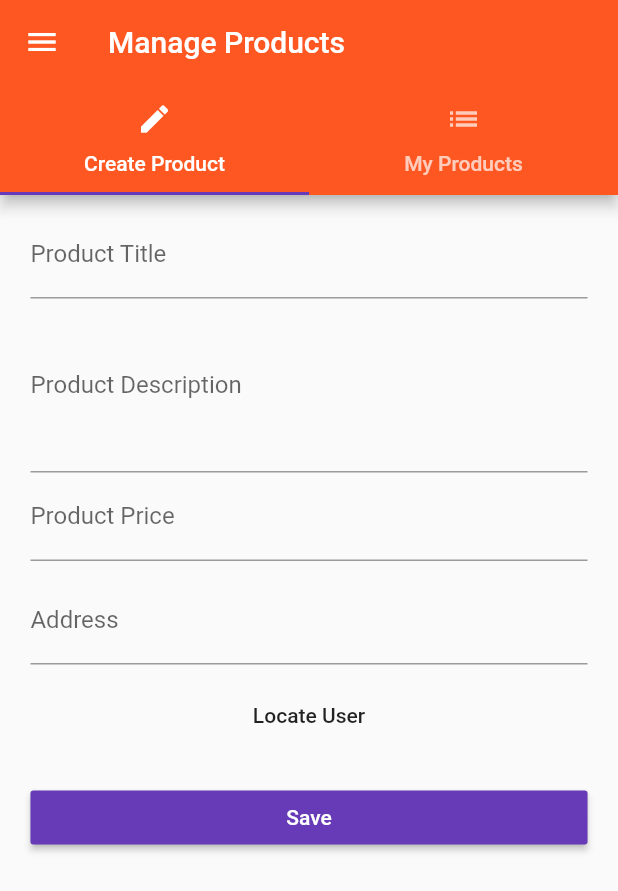
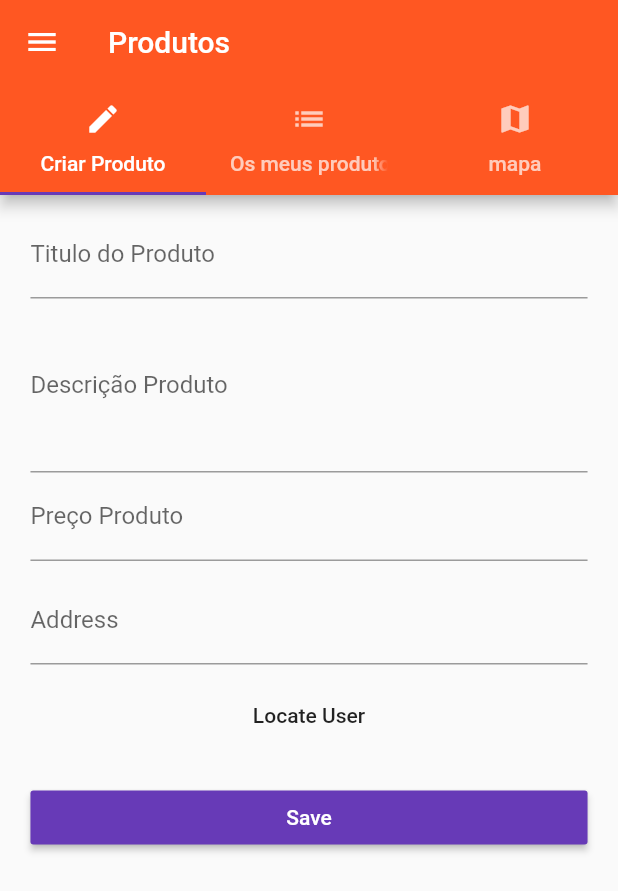
Before and after one commit to a032039/FlutterAPP, a Flutter app: the ProductsAdminPage screen opened directly with empty values, on a phone screen of 412 x 824 dp. Shown: the top 891 px of the screen. Run offline on Flutter 3.47's test engine with Material 2 defaults, Android fonts, the phone set to English and light mode, and no system bars; our stand-ins replace geolocator, google_maps_flutter, location, rxdart, shared_preferences; missing offline and left inert: map_view; accounts and stored records are empty; network calls fail; statements that could not run were skipped.

Commit message:
inserção mapa

```diff
--- a/lib/pages/product.dart
+++ b/lib/pages/product.dart
@@ -24,7 +24,7 @@ class ProductPage extends StatelessWidget {
         MapOptions(
             initialCameraPosition: cameraPosition,
             mapViewType: MapViewType.normal,
-            title: 'Product Location'),
+            title: 'Localização Produto'),
         toolbarActions: [
           ToolbarAction('Close', 1),
         ]);
@@ -68,7 +68,7 @@ class ProductPage extends StatelessWidget {
   Widget build(BuildContext context) {
     return WillPopScope(
       onWillPop: () {
-        print('Back button pressed!');
+        print('Botão pressionado!');
         Navigator.pop(context, false);
         return Future.value(false);
       },
--- a/lib/pages/product_edit.dart
+++ b/lib/pages/product_edit.dart
@@ -45,17 +45,17 @@ class _ProductEditPageState extends State<ProductEditPage> {
       focusNode: _titleFocusNode,
       child: TextFormField(
         focusNode: _titleFocusNode,
-        decoration: InputDecoration(labelText: 'Product Title'),
+        decoration: InputDecoration(labelText: 'Titulo do Produto'),
         controller: _titleTextController,
         // initialValue: product == null ? '' : product.title,
         validator: (String value) {
           // if (value.trim().length <= 0) {
           if (value.isEmpty || value.length < 5) {
-            return 'Title is required and should be 5+ characters long.';
+            return 'Titlo é obrigatório e tem de ter mais de 5 caracteres.';
           }
         },
         onSaved: (String value) {
-          _formData['title'] = value;
+          _formData['Titulo'] = value;
         },
       ),
     );
@@ -67,12 +67,12 @@ class _ProductEditPageState extends State<ProductEditPage> {
       child: TextFormField(
         focusNode: _descriptionFocusNode,
         maxLines: 4,
-        decoration: InputDecoration(labelText: 'Product Description'),
+        decoration: InputDecoration(labelText: 'Descrição Produto'),
         initialValue: product == null ? '' : product.description,
         validator: (String value) {
           // if (value.trim().length <= 0) {
           if (value.isEmpty || value.length < 10) {
-            return 'Description is required and should be 10+ characters long.';
+            return 'Descrição é obrigatória e tem de ter mais de 10 caracteres.';
           }
         },
         onSaved: (String value) {
@@ -88,13 +88,13 @@ class _ProductEditPageState extends State<ProductEditPage> {
       child: TextFormField(
         focusNode: _priceFocusNode,
         keyboardType: TextInputType.number,
-        decoration: InputDecoration(labelText: 'Product Price'),
+        decoration: InputDecoration(labelText: 'Preço Produto'),
         initialValue: product == null ? '' : product.price.toString(),
         validator: (String value) {
           // if (value.trim().length <= 0) {
           if (value.isEmpty ||
               !RegExp(r'^(?:[1-9]\d*|0)?(?:\.\d+)?$').hasMatch(value)) {
-            return 'Price is required and should be a number.';
+            return 'Preço é obrigatório e tem de ser um numero.';
           }
         },
         onSaved: (String value) {
@@ -190,8 +190,8 @@ class _ProductEditPageState extends State<ProductEditPage> {
               context: context,
               builder: (BuildContext context) {
                 return AlertDialog(
-                  title: Text('Something went wrong'),
-                  content: Text('Please try again!'),
+                  title: Text('Alguma coisa correu mal'),
+                  content: Text('P.f tente outra vez!'),
                   actions: <Widget>[
                     FlatButton(
                       onPressed: () => Navigator.of(context).pop(),
@@ -225,7 +225,7 @@ class _ProductEditPageState extends State<ProductEditPage> {
             ? pageContent
             : Scaffold(
                 appBar: AppBar(
-                  title: Text('Edit Product'),
+                  title: Text('Editar produto'),
                 ),
                 body: pageContent,
               );
--- a/lib/pages/products.dart
+++ b/lib/pages/products.dart
@@ -30,11 +30,11 @@ class _ProductsPageState extends State<ProductsPage> {
         children: <Widget>[
           AppBar(
             automaticallyImplyLeading: false,
-            title: Text('Choose'),
+            title: Text('Escolha'),
           ),
           ListTile(
             leading: Icon(Icons.edit),
-            title: Text('Manage Products'),
+            title: Text('Controlo Produtos'),
             onTap: () {
               Navigator.pushReplacementNamed(context, '/admin');
             },
@@ -49,7 +49,7 @@ class _ProductsPageState extends State<ProductsPage> {
   Widget _buildProductsList() {
     return ScopedModelDescendant(
       builder: (BuildContext context, Widget child, MainModel model) {
-        Widget content = Center(child: Text('No Products Found!'));
+        Widget content = Center(child: Text('Não foram encontrados produtos!'));
         if (model.displayedProducts.length > 0 && !model.isLoading) {
           content = Products();
         } else if (model.isLoading) {
@@ -65,7 +65,7 @@ class _ProductsPageState extends State<ProductsPage> {
     return Scaffold(
       drawer: _buildSideDrawer(context),
       appBar: AppBar(
-        title: Text('EasyList'),
+        title: Text('Lista'),
         actions: <Widget>[
           ScopedModelDescendant<MainModel>(
             builder: (BuildContext context, Widget child, MainModel model) {
--- a/lib/pages/products_admin.dart
+++ b/lib/pages/products_admin.dart
@@ -4,6 +4,7 @@ import './product_edit.dart';
 import './product_list.dart';
 import '../widgets/ui_elements/logout_list_tile.dart';
 import '../scoped-models/main.dart';
+import '../screens/home.dart';
 
 class ProductsAdminPage extends StatelessWidget {
   final MainModel model;
@@ -16,11 +17,11 @@ class ProductsAdminPage extends StatelessWidget {
         children: <Widget>[
           AppBar(
             automaticallyImplyLeading: false,
-            title: Text('Choose'),
+            title: Text('Escolha'),
           ),
           ListTile(
             leading: Icon(Icons.shop),
-            title: Text('All Products'),
+            title: Text('Todos Produtos'),
             onTap: () {
               Navigator.pushReplacementNamed(context, '/');
             },
@@ -35,26 +36,30 @@ class ProductsAdminPage extends StatelessWidget {
   @override
   Widget build(BuildContext context) {
     return DefaultTabController(
-      length: 2,
+      length: 3,
       child: Scaffold(
         drawer: _buildSideDrawer(context),
         appBar: AppBar(
-          title: Text('Manage Products'),
+          title: Text('Produtos'),
           bottom: TabBar(
             tabs: <Widget>[
               Tab(
                 icon: Icon(Icons.create),
-                text: 'Create Product',
+                text: 'Criar Produto',
               ),
               Tab(
                 icon: Icon(Icons.list),
-                text: 'My Products',
+                text: 'Os meus produtos',
+              ),
+               Tab(
+                icon: Icon(Icons.map),
+                text: 'mapa',
               ),
             ],
           ),
         ),
         body: TabBarView(
-          children: <Widget>[ProductEditPage(), ProductListPage(model)],
+          children: <Widget>[ProductEditPage(), ProductListPage(model), MyHomePage()],
         ),
       ),
     );
--- a/lib/scoped-models/connected_products.dart
+++ b/lib/scoped-models/connected_products.dart
@@ -64,7 +64,7 @@ mixin ProductsModel on ConnectedProductsModel {
       'title': title,
       'description': description,
       'image':
-          'https://upload.wikimedia.org/wikipedia/commons/6/68/Chocolatebrownie.JPG',
+          'https://www.porto4ageing.up.pt/ficheiros/membros/originais/-instituto-universitario-da-maia--1460056709.jpg',
       'price': price,
       'userEmail': _authenticatedUser.email,
       'userId': _authenticatedUser.id,
@@ -116,7 +116,7 @@ mixin ProductsModel on ConnectedProductsModel {
       'title': title,
       'description': description,
       'image':
-          'https://upload.wikimedia.org/wikipedia/commons/6/68/Chocolatebrownie.JPG',
+          'https://www.porto4ageing.up.pt/ficheiros/membros/originais/-instituto-universitario-da-maia--1460056709.jpg',
       'price': price,
       'loc_lat': locData.latitude,
       'loc_lng': locData.longitude,
--- a/lib/scoped-models/main.dart
+++ b/lib/scoped-models/main.dart
@@ -1,6 +1,6 @@
 import 'package:scoped_model/scoped_model.dart';
+import './connected_products.dart';
 
-import './connected_products.dart';
 
 class MainModel extends Model with ConnectedProductsModel, UserModel, ProductsModel, UtilityModel {
 }
--- /dev/null
+++ b/lib/utils/core.dart
@@ -0,0 +1,4 @@
+import 'package:flutter/material.dart';
+
+const Color black =  Colors.black;
+const Color white =  Colors.white;
--- a/lib/widgets/products/product_card.dart
+++ b/lib/widgets/products/product_card.dart
@@ -76,6 +76,6 @@ class ProductCard extends StatelessWidget {
         ],
       ),
     );
-    ;
+
   }
 }
```
Also changed, not shown: lib/pages/auth.dart (+8 -8 lines), lib/requests/google_maps_requests.dart (added, +13 -0 lines), lib/screens/home.dart (added, +255 -0 lines), pubspec.yaml (+7 -2 lines), assets/background.jpg, assets/background1.jpg (added), assets/slb.jpg (added), lib/images/ss.png (added), lib/main.dart (line endings or trailing spaces), lib/models/location_data.dart (line endings or trailing spaces), pubspec.lock, 3 other files.
